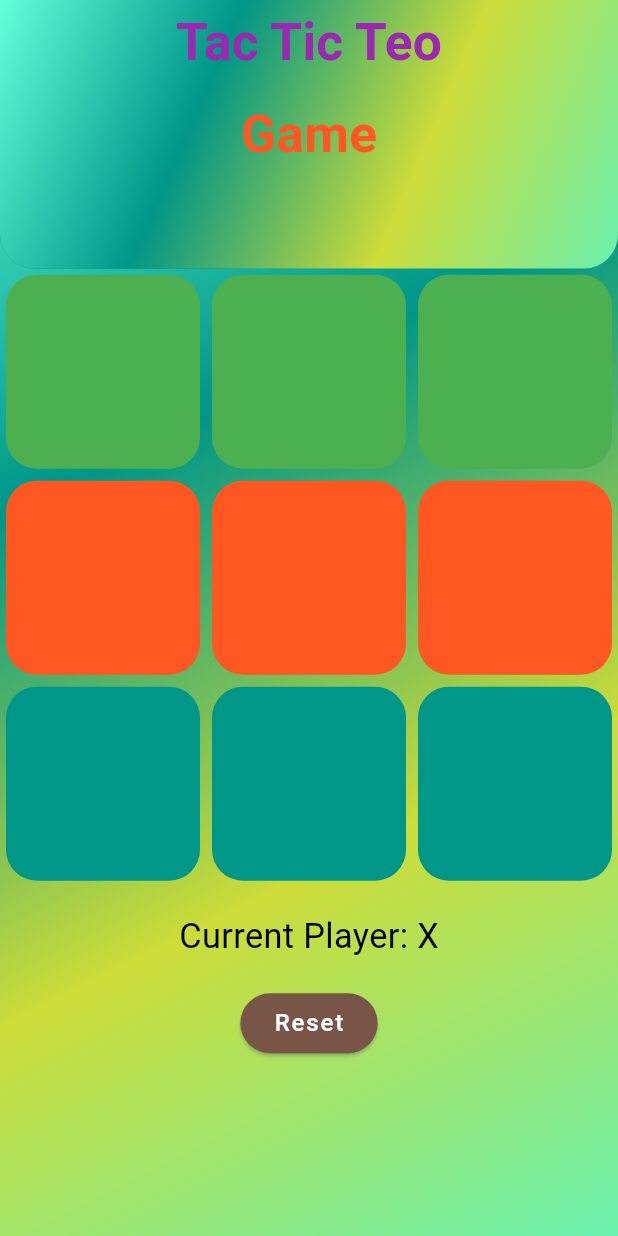
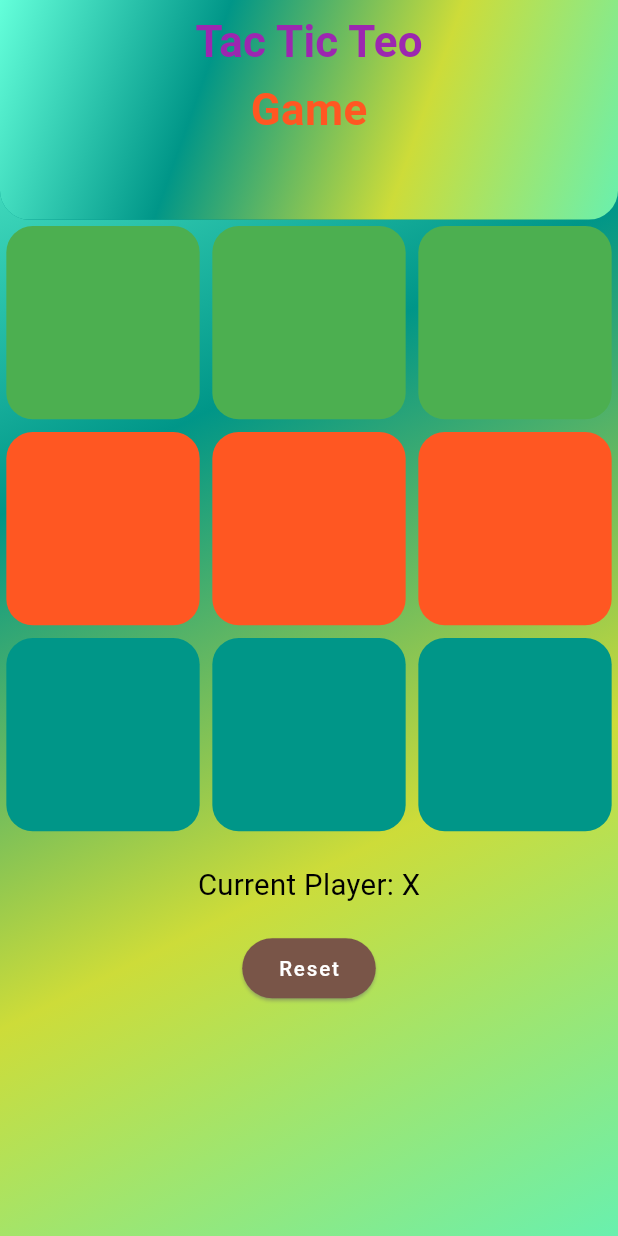
Before and after one commit to Gulshid/Tic-Tac-Teo, a Flutter app: the screen it shows after launch, on a phone screen of 412 x 824 dp. Run offline on Flutter 3.47's test engine with Material 3 defaults, Android fonts, the phone set to English and light mode, and no system bars; our stand-ins replace flutter_screenutil, google_fonts; Roboto replaces fonts that are missing (Adamina).

Commit message:
Tic tac toe game Completed-->

```diff
--- a/tac_tic_teo/lib/main.dart
+++ b/tac_tic_teo/lib/main.dart
@@ -1,11 +1,9 @@
-
 import 'package:flutter/material.dart';
 import 'package:flutter_screenutil/flutter_screenutil.dart';
 import 'package:provider/provider.dart';
 import 'package:tac_tic_teo/Routes/Routes.dart';
 import 'package:tac_tic_teo/Routes/RoutesName.dart';
 import 'package:tac_tic_teo/viewModel_/GameProvider.dart';
-// import 'package:tac_tic_teo/view_/game_view_Screen.dart';
 
 void main() {
   runApp(const MyApp());
@@ -16,39 +14,52 @@ class MyApp extends StatelessWidget {
 
   @override
   Widget build(BuildContext context) {
+    return LayoutBuilder(
+      builder: (context, constraints) {
+        // Detect device type and assign design size once
+        final designSize = _getDesignSize(constraints.maxWidth);
+
         return ScreenUtilInit(
-      designSize: Size(360, 690),
+          designSize: designSize,
           minTextAdapt: true,
           splitScreenMode: true,
-      builder: (context, child) {
+          builder: (_, __) {
             return MultiProvider(
               providers: [
-            ChangeNotifierProvider(create:(_)=> Gameprovider()),
+                ChangeNotifierProvider(create: (_) => Gameprovider()),
               ],
-
-          child: Builder(
-            builder: (BuildContext context) {
-              return MaterialApp(
+              child: MaterialApp(
                 debugShowCheckedModeBanner: false,
                 title: 'Tic Tac Toe',
                 theme: ThemeData(
-                  applyElevationOverlayColor: true,
                   brightness: Brightness.light,
-                  appBarTheme: AppBarTheme(color: Colors.teal),
+                  appBarTheme: const AppBarTheme(color: Colors.teal),
                   primarySwatch: Colors.blue,
                   textTheme: Typography.englishLike2018.apply(
-                    fontSizeFactor: 1.sp,
+                    fontSizeFactor: 1.sp, // Auto scale text everywhere
                   ),
                 ),
-
                 initialRoute: Routesname.game,
                 onGenerateRoute: Routes.generate_Route,
-              // home: GameViewScreen(),
+              ),
             );
           },
-          ),
         );
       },
     );
   }
 }
+
+// Set design size once here (affects whole project)
+Size _getDesignSize(double width) {
+  if (width < 600) {
+    // Mobile
+    return const Size(390, 844);
+  } else if (width < 1200) {
+    // Tablet
+    return const Size(834, 1194);
+  } else {
+    // Web / Desktop
+    return const Size(1440, 1024);
+  }
+}
--- a/tac_tic_teo/lib/view_/game_view_Screen.dart
+++ b/tac_tic_teo/lib/view_/game_view_Screen.dart
@@ -106,18 +106,26 @@ class _GameViewScreenState extends State<GameViewScreen> {
                 mainAxisAlignment: MainAxisAlignment.spaceBetween,
                 crossAxisAlignment: CrossAxisAlignment.center,
                 children: [
-                  GridView.builder(
+                  /// Tic Tac Toe Board
+                  Center(
+                    child: ConstrainedBox(
+                      constraints: BoxConstraints(
+                        maxWidth: 400.w,
+                        maxHeight: 400.w,
+                      ),
+                      child: AspectRatio(
+                        aspectRatio: 1, // keeps board square
+                        child: GridView.builder(
+                          physics: const NeverScrollableScrollPhysics(),
                           shrinkWrap: true,
                           itemCount: ContainerColor.length,
-                    gridDelegate:
-                        const SliverGridDelegateWithFixedCrossAxisCount(
+                          gridDelegate: const SliverGridDelegateWithFixedCrossAxisCount(
                             crossAxisCount: 3,
                           ),
-                    itemBuilder:
-                        (context, index) => GestureDetector(
+                          itemBuilder: (context, index) => GestureDetector(
                             onTap: () => pro.makeMove(index),
                             child: Container(
-                            margin: const EdgeInsets.all(4),
+                              margin: EdgeInsets.all(4.w),
                               decoration: BoxDecoration(
                                 borderRadius: BorderRadius.circular(18.r),
                                 color: ContainerColor[index],
@@ -125,17 +133,23 @@ class _GameViewScreenState extends State<GameViewScreen> {
                               child: Center(
                                 child: Text(
                                   pro.board[index],
-                                style:  GoogleFonts.akatab(
+                                  style: GoogleFonts.akatab(
                                     fontSize: 40.sp,
                                     color: Colors.white,
-                                  fontWeight:FontWeight.bold
+                                    fontWeight: FontWeight.bold,
                                   ),
                                 ),
                               ),
                             ),
                           ),
                         ),
+                      ),
+                    ),
+                  ),
+
                   const SizedBox(height: 20),
+
+                  /// Game status
                   Center(
                     child: Text(
                       pro.gameOver
@@ -147,22 +161,26 @@ class _GameViewScreenState extends State<GameViewScreen> {
                       ),
                     ),
                   ),
+
                   const SizedBox(height: 20),
+
+                  /// Reset Button
                   ElevatedButton(
                     style: ElevatedButton.styleFrom(
                       backgroundColor: Colors.brown,
-                      shadowColor:Colors.grey,
-                      foregroundColor:Colors.amberAccent
+                      shadowColor: Colors.grey,
+                      foregroundColor: Colors.amberAccent,
                     ),
                     onPressed: pro.resetGame,
                     child: Text(
                       'Reset',
-                      style: GoogleFonts.aBeeZee(color: Colors.white,),
+                      style: GoogleFonts.aBeeZee(color: Colors.white),
                     ),
                   ),
                 ],
               ),
             ),
+
           ],
         ),
       ),
```
Also changed, not shown: 7 other files. Lines whose indentation alone changed are shown as unchanged.
